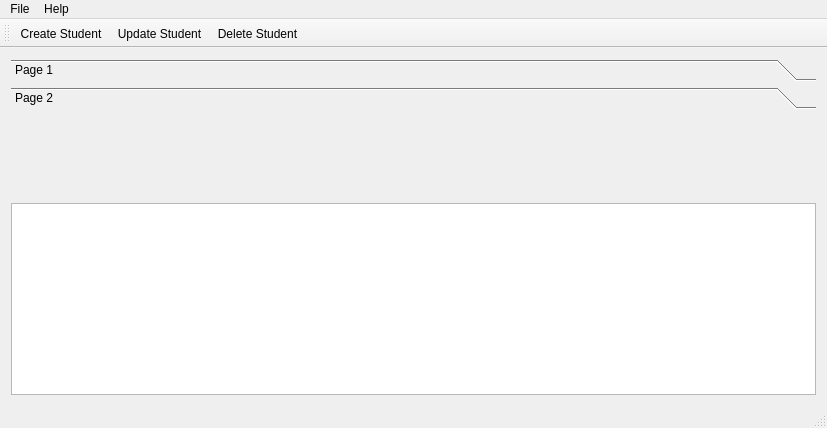
VeskeR/kpz-cool-project, file mainwindow.ui: the form before one commit.
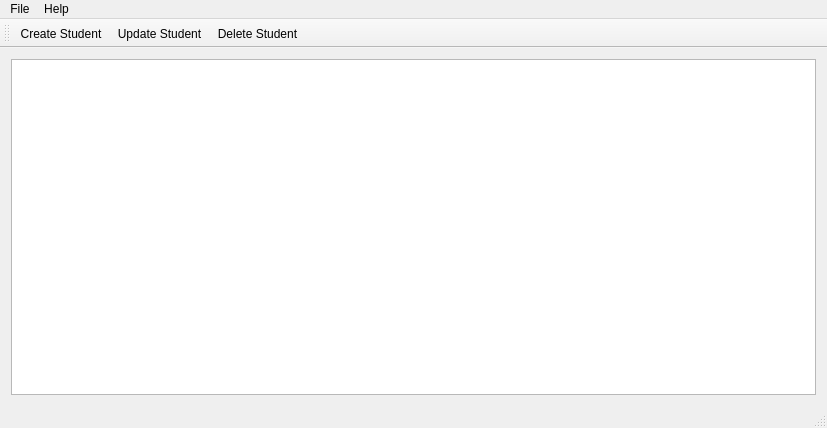
The form after the commit.

What changed in the file:
```diff
--- a/mainwindow.ui
+++ b/mainwindow.ui
@@ -15,39 +15,6 @@
   </property>
   <widget class="QWidget" name="centralWidget">
    <layout class="QVBoxLayout" name="verticalLayout">
-    <item>
-     <widget class="QToolBox" name="toolBox">
-      <property name="currentIndex">
-       <number>1</number>
-      </property>
-      <widget class="QWidget" name="page">
-       <property name="geometry">
-        <rect>
-         <x>0</x>
-         <y>0</y>
-         <width>803</width>
-         <height>77</height>
-        </rect>
-       </property>
-       <attribute name="label">
-        <string>Page 1</string>
-       </attribute>
-      </widget>
-      <widget class="QWidget" name="page_2">
-       <property name="geometry">
-        <rect>
-         <x>0</x>
-         <y>0</y>
-         <width>803</width>
-         <height>77</height>
-        </rect>
-       </property>
-       <attribute name="label">
-        <string>Page 2</string>
-       </attribute>
-      </widget>
-     </widget>
-    </item>
     <item>
      <widget class="QTableView" name="tableView"/>
     </item>
```
